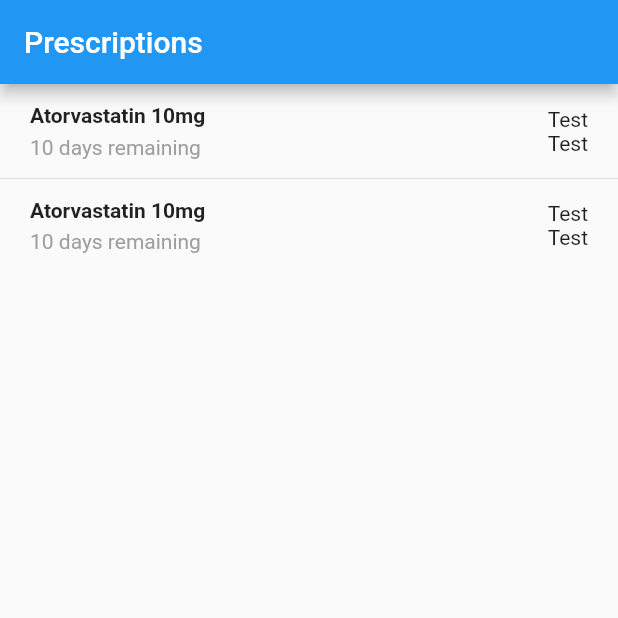
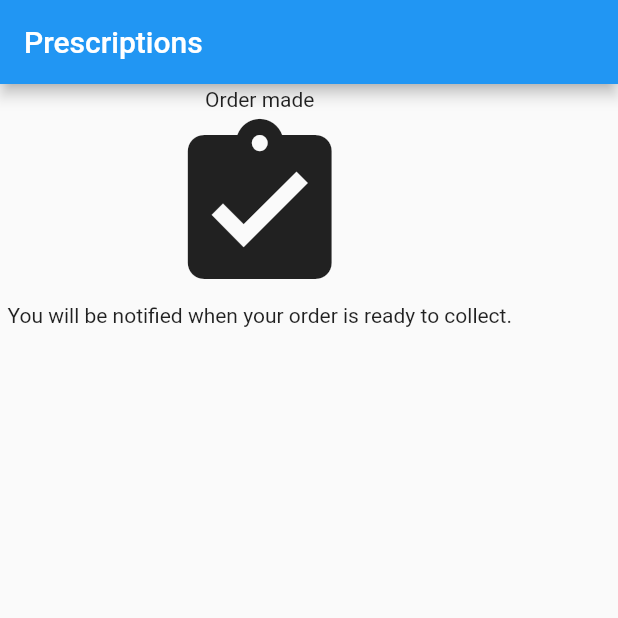
Before and after one commit to kz/apollo, a Flutter app: the screen it shows after launch, on a phone screen of 412 x 824 dp, the top half of it. Run offline on Flutter 3.47's test engine with Material 2 defaults, Android fonts, the phone set to English and light mode, and no system bars.

Commit message:
Scaffold the patient UI

```diff
--- a/lib/ui/home_page.dart
+++ b/lib/ui/home_page.dart
@@ -1,4 +1,4 @@
-import 'package:apollo/ui/patient/prescriptions.dart';
+import 'package:apollo/ui/patient/order_confirmed.dart';
 import 'package:flutter/material.dart';
 
 class HomePage extends StatefulWidget {
@@ -23,7 +23,7 @@ class _MyHomePageState extends State<HomePage> {
         // the App.build method, and use it to set our appbar title.
           title: new Text("Prescriptions")),
       body: new Container(
-        child: new PrescriptionPage(),
+        child: new OrderConfirmedPage(),
       ),
     );
   }
--- /dev/null
+++ b/lib/ui/patient/order_confirmed.dart
@@ -0,0 +1,17 @@
+import 'package:flutter/material.dart';
+
+class OrderConfirmedPage extends StatelessWidget {
+  @override
+  Widget build(BuildContext context) {
+    return new Container(
+      padding: const EdgeInsets.symmetric(vertical: 2.0, horizontal: 5.0),
+      child: new Column(
+        children: <Widget>[
+          new Text("Order made"),
+          new Icon(Icons.assignment_turned_in, size: 128.0),
+          new Text("You will be notified when your order is ready to collect."),
+        ],
+      ),
+    );
+  }
+}
--- a/lib/ui/patient/prescriptions.dart
+++ b/lib/ui/patient/prescriptions.dart
@@ -8,7 +8,6 @@ class PrescriptionPage extends StatelessWidget {
       child: new ListView(
         children: <Widget>[
           new PrescriptionPageListItem(),
-          new Divider(),
           new PrescriptionPageListItem(),
         ],
       ),
@@ -20,7 +19,10 @@ class PrescriptionPageListItem extends StatelessWidget {
   @override
   Widget build(BuildContext context) {
     return new Container(
-      padding: const EdgeInsets.symmetric(vertical: 5.0, horizontal: 20.0),
+        padding: const EdgeInsets.symmetric(vertical: 2.0, horizontal: 5.0),
+        child: new Card(
+            child: new Container(
+              padding: const EdgeInsets.symmetric(vertical: 10.0, horizontal: 10.0),
               child: new Row(
                 children: [
                   new Expanded(
@@ -37,7 +39,7 @@ class PrescriptionPageListItem extends StatelessWidget {
                           ),
                         ),
                         new Text(
-                  '10 days remaining',
+                          'Take one every evening',
                           style: new TextStyle(
                             color: Colors.grey[500],
                           ),
@@ -47,12 +49,14 @@ class PrescriptionPageListItem extends StatelessWidget {
                   ),
                   new Column(
                     children: <Widget>[
-              new Text("Test"),
-              new Text("Test")
+                      new Text("10 days"),
+                      new Text("remaining")
                     ],
                   )
                 ],
               ),
+            )
+        )
     );
   }
 }
```
Also changed, not shown: lib/ui/patient/prescription.dart (added, +37 -0 lines). Lines whose indentation alone changed are shown as unchanged.
